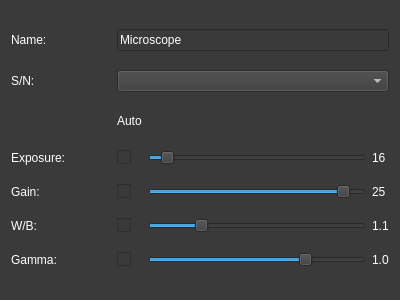
The window that ui/settingPopUpMenu.ui (AllenNeuralDynamics/parallax) describes before a commit, drawn with Qt 5.
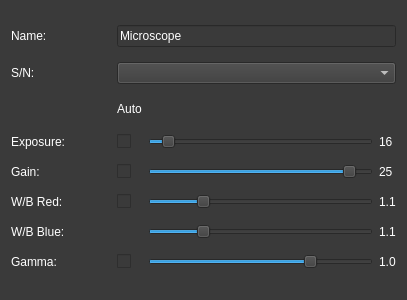
The same window after the commit.

Commit message: Implemented W/B Red Blue Channel Settings(Auto, Manual)

The edit to the form file:
```diff
--- a/ui/settingPopUpMenu.ui
+++ b/ui/settingPopUpMenu.ui
@@ -6,13 +6,13 @@
    <rect>
     <x>0</x>
     <y>0</y>
-    <width>400</width>
+    <width>407</width>
     <height>300</height>
    </rect>
   </property>
   <property name="minimumSize">
    <size>
-    <width>400</width>
+    <width>407</width>
     <height>200</height>
    </size>
   </property>
@@ -36,7 +36,65 @@
    <property name="verticalSpacing">
     <number>1</number>
    </property>
-   <item row="6" column="1">
+   <item row="0" column="0">
+    <widget class="QLabel" name="nameLabel">
+     <property name="minimumSize">
+      <size>
+       <width>100</width>
+       <height>0</height>
+      </size>
+     </property>
+     <property name="maximumSize">
+      <size>
+       <width>16777215</width>
+       <height>20</height>
+      </size>
+     </property>
+     <property name="text">
+      <string>Name:</string>
+     </property>
+    </widget>
+   </item>
+   <item row="7" column="3">
+    <widget class="QLabel" name="gammaNum">
+     <property name="text">
+      <string>1.0</string>
+     </property>
+    </widget>
+   </item>
+   <item row="5" column="2">
+    <widget class="QSlider" name="wbSliderRed">
+     <property name="minimum">
+      <number>25</number>
+     </property>
+     <property name="maximum">
+      <number>400</number>
+     </property>
+     <property name="value">
+      <number>110</number>
+     </property>
+     <property name="sliderPosition">
+      <number>110</number>
+     </property>
+     <property name="orientation">
+      <enum>Qt::Horizontal</enum>
+     </property>
+    </widget>
+   </item>
+   <item row="1" column="1" colspan="3">
+    <widget class="QComboBox" name="snComboBox"/>
+   </item>
+   <item row="4" column="3">
+    <widget class="QLabel" name="gainNum">
+     <property name="text">
+      <string>25</string>
+     </property>
+     <property name="textFormat">
+      <enum>Qt::PlainText</enum>
+     </property>
+    </widget>
+   </item>
+   <item row="7" column="1">
     <widget class="QCheckBox" name="gammaAuto">
      <property name="enabled">
       <bool>true</bool>
@@ -49,111 +107,99 @@
      </property>
     </widget>
    </item>
-   <item row="2" column="1">
-    <widget class="QLabel" name="autoLabel">
-     <property name="maximumSize">
-      <size>
-       <width>16777215</width>
-       <height>20</height>
-      </size>
-     </property>
-     <property name="font">
-      <font>
-       <pointsize>9</pointsize>
-       <weight>50</weight>
-       <italic>false</italic>
-       <bold>false</bold>
-      </font>
-     </property>
-     <property name="text">
-      <string>Auto</string>
-     </property>
-    </widget>
-   </item>
-   <item row="5" column="0">
-    <widget class="QLabel" name="wbLabel">
-     <property name="maximumSize">
-      <size>
-       <width>100</width>
-       <height>16777215</height>
-      </size>
-     </property>
-     <property name="font">
-      <font>
-       <pointsize>9</pointsize>
-       <weight>50</weight>
-       <italic>false</italic>
-       <bold>false</bold>
-      </font>
-     </property>
-     <property name="text">
-      <string>W/B:</string>
-     </property>
-     <property name="wordWrap">
-      <bool>true</bool>
-     </property>
-    </widget>
-   </item>
-   <item row="5" column="3">
-    <widget class="QLabel" name="wbNum">
+   <item row="6" column="3">
+    <widget class="QLabel" name="wbNumBlue">
      <property name="text">
       <string>1.1</string>
      </property>
     </widget>
    </item>
-   <item row="4" column="1">
-    <widget class="QCheckBox" name="gainAuto">
-     <property name="enabled">
-      <bool>true</bool>
-     </property>
-     <property name="text">
-      <string/>
-     </property>
-     <property name="checked">
-      <bool>false</bool>
-     </property>
-    </widget>
-   </item>
-   <item row="5" column="1">
-    <widget class="QCheckBox" name="wbAuto">
-     <property name="enabled">
-      <bool>true</bool>
-     </property>
-     <property name="text">
-      <string/>
-     </property>
-     <property name="checked">
-      <bool>false</bool>
-     </property>
-    </widget>
-   </item>
-   <item row="6" column="0">
+   <item row="7" column="0">
     <widget class="QLabel" name="gammaLabel">
+     <property name="maximumSize">
+      <size>
+       <width>16777215</width>
+       <height>20</height>
+      </size>
+     </property>
      <property name="text">
       <string>Gamma:</string>
      </property>
     </widget>
    </item>
-   <item row="5" column="2">
-    <widget class="QSlider" name="wbSlider">
-     <property name="minimum">
-      <number>25</number>
+   <item row="1" column="0">
+    <widget class="QLabel" name="snLabel">
+     <property name="maximumSize">
+      <size>
+       <width>16777215</width>
+       <height>20</height>
+      </size>
      </property>
-     <property name="maximum">
-      <number>400</number>
+     <property name="text">
+      <string>S/N:</string>
      </property>
-     <property name="value">
-      <number>110</number>
+    </widget>
+   </item>
+   <item row="0" column="1" colspan="3">
+    <widget class="QLineEdit" name="customName">
+     <property name="minimumSize">
+      <size>
+       <width>100</width>
+       <height>0</height>
+      </size>
      </property>
-     <property name="sliderPosition">
-      <number>110</number>
+     <property name="text">
+      <string>Microscope</string>
      </property>
-     <property name="orientation">
-      <enum>Qt::Horizontal</enum>
+    </widget>
+   </item>
+   <item row="3" column="1">
+    <widget class="QCheckBox" name="expAuto">
+     <property name="enabled">
+      <bool>true</bool>
      </property>
+     <property name="baseSize">
+      <size>
+       <width>0</width>
+       <height>0</height>
+      </size>
+     </property>
+     <property name="font">
+      <font>
+       <pointsize>9</pointsize>
+       <weight>50</weight>
+       <italic>false</italic>
+       <bold>false</bold>
+      </font>
+     </property>
+     <property name="text">
+      <string/>
+     </property>
+     <property name="iconSize">
+      <size>
+       <width>20</width>
+       <height>20</height>
+      </size>
+     </property>
+     <property name="checked">
+      <bool>false</bool>
+     </property>
     </widget>
    </item>
-   <item row="6" column="2">
+   <item row="3" column="0">
+    <widget class="QLabel" name="expLabel">
+     <property name="maximumSize">
+      <size>
+       <width>16777215</width>
+       <height>20</height>
+      </size>
+     </property>
+     <property name="text">
+      <string>Exposure:</string>
+     </property>
+    </widget>
+   </item>
+   <item row="7" column="2">
     <widget class="QSlider" name="gammaSlider">
      <property name="minimum">
       <number>30</number>
@@ -175,10 +221,73 @@
      </property>
     </widget>
    </item>
-   <item row="3" column="0">
-    <widget class="QLabel" name="expLabel">
+   <item row="3" column="3">
+    <widget class="QLabel" name="expNum">
      <property name="text">
-      <string>Exposure:</string>
+      <string>16</string>
+     </property>
+     <property name="textFormat">
+      <enum>Qt::PlainText</enum>
+     </property>
+    </widget>
+   </item>
+   <item row="4" column="0">
+    <widget class="QLabel" name="gainLabel">
+     <property name="maximumSize">
+      <size>
+       <width>16777215</width>
+       <height>20</height>
+      </size>
+     </property>
+     <property name="text">
+      <string>Gain:</string>
+     </property>
+    </widget>
+   </item>
+   <item row="5" column="3">
+    <widget class="QLabel" name="wbNumRed">
+     <property name="text">
+      <string>1.1</string>
+     </property>
+    </widget>
+   </item>
+   <item row="6" column="2">
+    <widget class="QSlider" name="wbSliderBlue">
+     <property name="minimum">
+      <number>25</number>
+     </property>
+     <property name="maximum">
+      <number>400</number>
+     </property>
+     <property name="value">
+      <number>110</number>
+     </property>
+     <property name="orientation">
+      <enum>Qt::Horizontal</enum>
+     </property>
+    </widget>
+   </item>
+   <item row="2" column="1" alignment="Qt::AlignHCenter">
+    <widget class="QLabel" name="autoLabel">
+     <property name="maximumSize">
+      <size>
+       <width>16777215</width>
+       <height>20</height>
+      </size>
+     </property>
+     <property name="font">
+      <font>
+       <pointsize>9</pointsize>
+       <weight>50</weight>
+       <italic>false</italic>
+       <bold>false</bold>
+      </font>
+     </property>
+     <property name="text">
+      <string>Auto</string>
+     </property>
+     <property name="alignment">
+      <set>Qt::AlignCenter</set>
      </property>
     </widget>
    </item>
@@ -195,38 +304,53 @@
      </property>
     </widget>
    </item>
-   <item row="0" column="0">
-    <widget class="QLabel" name="nameLabel">
-     <property name="minimumSize">
-      <size>
-       <width>100</width>
-       <height>0</height>
-      </size>
+   <item row="4" column="1">
+    <widget class="QCheckBox" name="gainAuto">
+     <property name="enabled">
+      <bool>true</bool>
      </property>
+     <property name="text">
+      <string/>
+     </property>
+     <property name="checked">
+      <bool>false</bool>
+     </property>
+    </widget>
+   </item>
+   <item row="5" column="0">
+    <widget class="QLabel" name="wbLabelRed">
      <property name="maximumSize">
       <size>
        <width>16777215</width>
        <height>20</height>
       </size>
      </property>
+     <property name="font">
+      <font>
+       <pointsize>9</pointsize>
+       <weight>50</weight>
+       <italic>false</italic>
+       <bold>false</bold>
+      </font>
+     </property>
      <property name="text">
-      <string>Name:</string>
+      <string>W/B Red:</string>
      </property>
+     <property name="wordWrap">
+      <bool>true</bool>
+     </property>
     </widget>
    </item>
-   <item row="1" column="1" colspan="3">
-    <widget class="QComboBox" name="snComboBox"/>
-   </item>
-   <item row="0" column="1" colspan="3">
-    <widget class="QLineEdit" name="customName">
-     <property name="minimumSize">
+   <item row="6" column="0">
+    <widget class="QLabel" name="wbLabelBlue">
+     <property name="maximumSize">
       <size>
-       <width>100</width>
-       <height>0</height>
+       <width>16777215</width>
+       <height>20</height>
       </size>
      </property>
      <property name="text">
-      <string>Microscope</string>
+      <string>W/B Blue:</string>
      </property>
     </widget>
    </item>
@@ -252,61 +376,14 @@
      </property>
     </widget>
    </item>
-   <item row="4" column="0">
-    <widget class="QLabel" name="gainLabel">
-     <property name="text">
-      <string>Gain:</string>
-     </property>
-    </widget>
-   </item>
-   <item row="3" column="3">
-    <widget class="QLabel" name="expNum">
-     <property name="text">
-      <string>16</string>
-     </property>
-     <property name="textFormat">
-      <enum>Qt::PlainText</enum>
-     </property>
-    </widget>
-   </item>
-   <item row="1" column="0">
-    <widget class="QLabel" name="snLabel">
-     <property name="text">
-      <string>S/N:</string>
-     </property>
-    </widget>
-   </item>
-   <item row="4" column="3">
-    <widget class="QLabel" name="gainNum">
-     <property name="text">
-      <string>25</string>
-     </property>
-     <property name="textFormat">
-      <enum>Qt::PlainText</enum>
-     </property>
-    </widget>
-   </item>
-   <item row="6" column="3">
-    <widget class="QLabel" name="gammaNum">
-     <property name="text">
-      <string>1.0</string>
-     </property>
-    </widget>
-   </item>
-   <item row="3" column="1">
-    <widget class="QCheckBox" name="expAuto">
+   <item row="5" column="1">
+    <widget class="QCheckBox" name="wbAuto">
      <property name="enabled">
       <bool>true</bool>
      </property>
      <property name="text">
       <string/>
      </property>
-     <property name="iconSize">
-      <size>
-       <width>20</width>
-       <height>20</height>
-      </size>
-     </property>
      <property name="checked">
       <bool>false</bool>
      </property>
```
Left out of the diff: 4 changed lines with no effect on the pictures. The commit also changes 3 other files.
